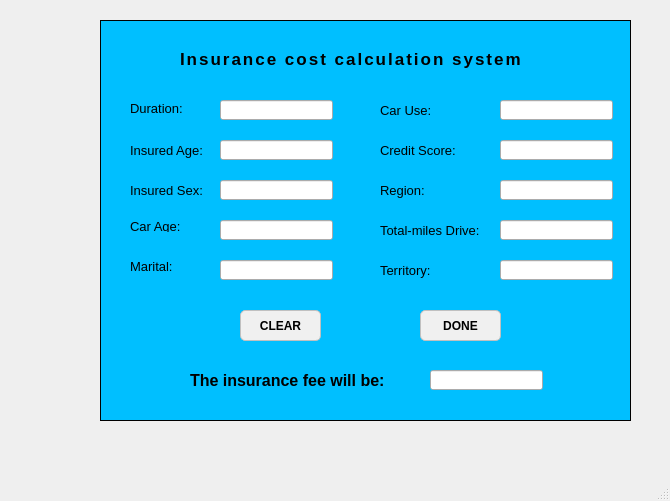
This is ui/System.ui in Walkerbat/tabnet-develop as Qt 5 draws it before an edit. The edited form follows.
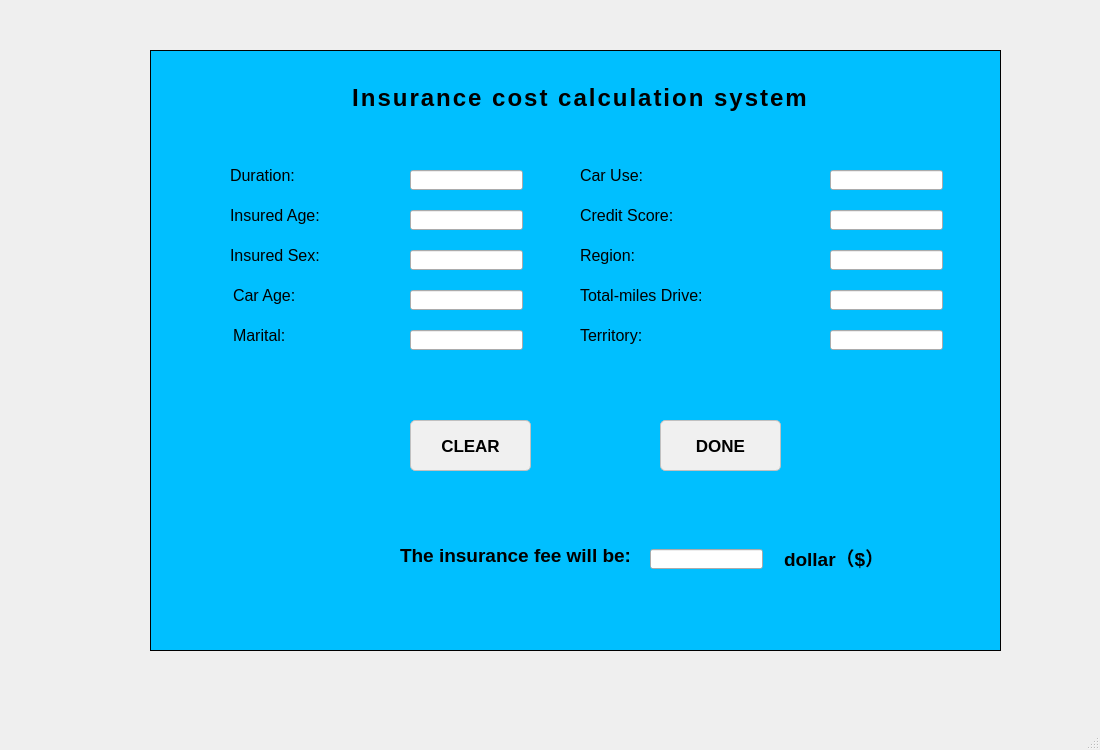
This is the edited form.

```diff
--- a/ui/System.ui
+++ b/ui/System.ui
@@ -6,8 +6,8 @@
    <rect>
     <x>0</x>
     <y>0</y>
-    <width>670</width>
-    <height>501</height>
+    <width>1100</width>
+    <height>750</height>
    </rect>
   </property>
   <property name="windowTitle">
@@ -15,25 +15,36 @@
   </property>
   <widget class="QWidget" name="centralwidget">
    <widget class="QGroupBox" name="Container">
+    <property name="enabled">
+     <bool>true</bool>
+    </property>
     <property name="geometry">
      <rect>
-      <x>100</x>
-      <y>20</y>
-      <width>531</width>
-      <height>401</height>
+      <x>150</x>
+      <y>50</y>
+      <width>851</width>
+      <height>601</height>
      </rect>
     </property>
     <property name="styleSheet">
      <string notr="true">QGroupBox {
     border: 1px solid black;
 	background-color: #00BFFF;
+    width:100px;
+    height:200px;
 }</string>
     </property>
+    <property name="flat">
+     <bool>false</bool>
+    </property>
+    <property name="checkable">
+     <bool>false</bool>
+    </property>
     <widget class="QLineEdit" name="duration_edit">
      <property name="geometry">
       <rect>
-       <x>120</x>
-       <y>80</y>
+       <x>260</x>
+       <y>120</y>
        <width>113</width>
        <height>20</height>
       </rect>
@@ -42,15 +53,15 @@
     <widget class="QLabel" name="duration">
      <property name="geometry">
       <rect>
-       <x>30</x>
-       <y>80</y>
-       <width>61</width>
-       <height>16</height>
+       <x>80</x>
+       <y>110</y>
+       <width>171</width>
+       <height>31</height>
       </rect>
      </property>
      <property name="font">
       <font>
-       <pointsize>10</pointsize>
+       <pointsize>12</pointsize>
       </font>
      </property>
      <property name="text">
@@ -60,15 +71,15 @@
     <widget class="QLabel" name="insured_age">
      <property name="geometry">
       <rect>
-       <x>30</x>
-       <y>120</y>
-       <width>81</width>
-       <height>20</height>
+       <x>80</x>
+       <y>150</y>
+       <width>171</width>
+       <height>31</height>
       </rect>
      </property>
      <property name="font">
       <font>
-       <pointsize>10</pointsize>
+       <pointsize>12</pointsize>
       </font>
      </property>
      <property name="text">
@@ -78,8 +89,8 @@
     <widget class="QLineEdit" name="insured_age_edit">
      <property name="geometry">
       <rect>
-       <x>120</x>
-       <y>120</y>
+       <x>260</x>
+       <y>160</y>
        <width>113</width>
        <height>20</height>
       </rect>
@@ -88,15 +99,15 @@
     <widget class="QLabel" name="insured_sex">
      <property name="geometry">
       <rect>
-       <x>30</x>
-       <y>160</y>
-       <width>81</width>
-       <height>20</height>
+       <x>80</x>
+       <y>190</y>
+       <width>171</width>
+       <height>31</height>
       </rect>
      </property>
      <property name="font">
       <font>
-       <pointsize>10</pointsize>
+       <pointsize>12</pointsize>
       </font>
      </property>
      <property name="text">
@@ -106,8 +117,8 @@
     <widget class="QLineEdit" name="insured_sex_edit">
      <property name="geometry">
       <rect>
-       <x>120</x>
-       <y>160</y>
+       <x>260</x>
+       <y>200</y>
        <width>113</width>
        <height>20</height>
       </rect>
@@ -116,15 +127,15 @@
     <widget class="QLabel" name="car_age">
      <property name="geometry">
       <rect>
-       <x>30</x>
-       <y>200</y>
-       <width>54</width>
-       <height>12</height>
+       <x>83</x>
+       <y>230</y>
+       <width>161</width>
+       <height>31</height>
       </rect>
      </property>
      <property name="font">
       <font>
-       <pointsize>10</pointsize>
+       <pointsize>12</pointsize>
       </font>
      </property>
      <property name="text">
@@ -134,8 +145,8 @@
     <widget class="QLineEdit" name="car_age_edit">
      <property name="geometry">
       <rect>
-       <x>120</x>
-       <y>200</y>
+       <x>260</x>
+       <y>240</y>
        <width>113</width>
        <height>20</height>
       </rect>
@@ -144,15 +155,15 @@
     <widget class="QLabel" name="marital">
      <property name="geometry">
       <rect>
-       <x>30</x>
-       <y>240</y>
-       <width>54</width>
-       <height>12</height>
+       <x>83</x>
+       <y>270</y>
+       <width>161</width>
+       <height>31</height>
       </rect>
      </property>
      <property name="font">
       <font>
-       <pointsize>10</pointsize>
+       <pointsize>12</pointsize>
       </font>
      </property>
      <property name="text">
@@ -162,8 +173,8 @@
     <widget class="QLineEdit" name="marital_edit">
      <property name="geometry">
       <rect>
-       <x>120</x>
-       <y>240</y>
+       <x>260</x>
+       <y>280</y>
        <width>113</width>
        <height>20</height>
       </rect>
@@ -172,8 +183,8 @@
     <widget class="QLineEdit" name="car_use_edit">
      <property name="geometry">
       <rect>
-       <x>400</x>
-       <y>80</y>
+       <x>680</x>
+       <y>120</y>
        <width>113</width>
        <height>20</height>
       </rect>
@@ -185,15 +196,15 @@
     <widget class="QLabel" name="car_use">
      <property name="geometry">
       <rect>
-       <x>280</x>
-       <y>80</y>
-       <width>54</width>
-       <height>21</height>
+       <x>430</x>
+       <y>110</y>
+       <width>241</width>
+       <height>31</height>
       </rect>
      </property>
      <property name="font">
       <font>
-       <pointsize>10</pointsize>
+       <pointsize>12</pointsize>
       </font>
      </property>
      <property name="text">
@@ -203,8 +214,8 @@
     <widget class="QLineEdit" name="credit_score_edit">
      <property name="geometry">
       <rect>
-       <x>400</x>
-       <y>120</y>
+       <x>680</x>
+       <y>160</y>
        <width>113</width>
        <height>20</height>
       </rect>
@@ -213,15 +224,15 @@
     <widget class="QLabel" name="credit_score">
      <property name="geometry">
       <rect>
-       <x>280</x>
-       <y>120</y>
-       <width>91</width>
-       <height>20</height>
+       <x>430</x>
+       <y>150</y>
+       <width>231</width>
+       <height>31</height>
       </rect>
      </property>
      <property name="font">
       <font>
-       <pointsize>10</pointsize>
+       <pointsize>12</pointsize>
       </font>
      </property>
      <property name="text">
@@ -231,8 +242,8 @@
     <widget class="QLineEdit" name="region_edit">
      <property name="geometry">
       <rect>
-       <x>400</x>
-       <y>160</y>
+       <x>680</x>
+       <y>200</y>
        <width>113</width>
        <height>20</height>
       </rect>
@@ -241,15 +252,15 @@
     <widget class="QLabel" name="region">
      <property name="geometry">
       <rect>
-       <x>280</x>
-       <y>160</y>
-       <width>81</width>
-       <height>20</height>
+       <x>430</x>
+       <y>190</y>
+       <width>271</width>
+       <height>31</height>
       </rect>
      </property>
      <property name="font">
       <font>
-       <pointsize>10</pointsize>
+       <pointsize>12</pointsize>
       </font>
      </property>
      <property name="text">
@@ -259,8 +270,8 @@
     <widget class="QLineEdit" name="total_miles_drive_edit">
      <property name="geometry">
       <rect>
-       <x>400</x>
-       <y>200</y>
+       <x>680</x>
+       <y>240</y>
        <width>113</width>
        <height>20</height>
       </rect>
@@ -269,15 +280,15 @@
     <widget class="QLabel" name="total_miles_drive">
      <property name="geometry">
       <rect>
-       <x>280</x>
-       <y>200</y>
-       <width>121</width>
-       <height>20</height>
+       <x>430</x>
+       <y>230</y>
+       <width>271</width>
+       <height>31</height>
       </rect>
      </property>
      <property name="font">
       <font>
-       <pointsize>10</pointsize>
+       <pointsize>12</pointsize>
       </font>
      </property>
      <property name="text">
@@ -287,8 +298,8 @@
     <widget class="QLineEdit" name="territory_edit">
      <property name="geometry">
       <rect>
-       <x>400</x>
-       <y>240</y>
+       <x>680</x>
+       <y>280</y>
        <width>113</width>
        <height>20</height>
       </rect>
@@ -297,15 +308,15 @@
     <widget class="QLabel" name="territory">
      <property name="geometry">
       <rect>
-       <x>280</x>
-       <y>240</y>
-       <width>71</width>
-       <height>20</height>
+       <x>430</x>
+       <y>270</y>
+       <width>221</width>
+       <height>31</height>
       </rect>
      </property>
      <property name="font">
       <font>
-       <pointsize>10</pointsize>
+       <pointsize>12</pointsize>
       </font>
      </property>
      <property name="text">
@@ -315,15 +326,15 @@
     <widget class="QLabel" name="insurance_fee">
      <property name="geometry">
       <rect>
-       <x>90</x>
-       <y>350</y>
-       <width>221</width>
-       <height>20</height>
+       <x>-40</x>
+       <y>490</y>
+       <width>521</width>
+       <height>31</height>
       </rect>
      </property>
      <property name="font">
       <font>
-       <pointsize>12</pointsize>
+       <pointsize>14</pointsize>
        <weight>75</weight>
        <bold>true</bold>
       </font>
@@ -334,12 +345,15 @@
      <property name="text">
       <string>The insurance fee will be:</string>
      </property>
+     <property name="alignment">
+      <set>Qt::AlignRight|Qt::AlignTrailing|Qt::AlignVCenter</set>
+     </property>
     </widget>
     <widget class="QLineEdit" name="insurance_fee_edit">
      <property name="geometry">
       <rect>
-       <x>330</x>
-       <y>350</y>
+       <x>500</x>
+       <y>499</y>
        <width>113</width>
        <height>20</height>
       </rect>
@@ -351,12 +365,19 @@
     <widget class="QPushButton" name="done">
      <property name="geometry">
       <rect>
-       <x>320</x>
-       <y>290</y>
-       <width>81</width>
-       <height>31</height>
+       <x>510</x>
+       <y>370</y>
+       <width>121</width>
+       <height>51</height>
       </rect>
      </property>
+     <property name="font">
+      <font>
+       <pointsize>13</pointsize>
+       <weight>75</weight>
+       <bold>true</bold>
+      </font>
+     </property>
      <property name="styleSheet">
       <string notr="true">
 QPushButton {
@@ -384,12 +405,19 @@
     <widget class="QPushButton" name="clear">
      <property name="geometry">
       <rect>
-       <x>140</x>
-       <y>290</y>
-       <width>81</width>
-       <height>31</height>
+       <x>260</x>
+       <y>370</y>
+       <width>121</width>
+       <height>51</height>
       </rect>
      </property>
+     <property name="font">
+      <font>
+       <pointsize>13</pointsize>
+       <weight>75</weight>
+       <bold>true</bold>
+      </font>
+     </property>
      <property name="styleSheet">
       <string notr="true">
 QPushButton {
@@ -417,16 +445,16 @@
     <widget class="QLabel" name="title">
      <property name="geometry">
       <rect>
-       <x>80</x>
-       <y>13</y>
-       <width>391</width>
-       <height>51</height>
+       <x>100</x>
+       <y>10</y>
+       <width>661</width>
+       <height>75</height>
       </rect>
      </property>
      <property name="font">
       <font>
        <family>Arial</family>
-       <pointsize>13</pointsize>
+       <pointsize>18</pointsize>
        <weight>75</weight>
        <italic>false</italic>
        <bold>true</bold>
@@ -439,6 +467,9 @@
      <property name="text">
       <string>Insurance cost calculation system</string>
      </property>
+     <property name="alignment">
+      <set>Qt::AlignCenter</set>
+     </property>
      <property name="wordWrap">
       <bool>false</bool>
      </property>
@@ -446,6 +477,29 @@
       <number>14</number>
      </property>
     </widget>
+    <widget class="QLabel" name="label">
+     <property name="geometry">
+      <rect>
+       <x>634</x>
+       <y>487</y>
+       <width>191</width>
+       <height>41</height>
+      </rect>
+     </property>
+     <property name="font">
+      <font>
+       <pointsize>14</pointsize>
+       <weight>75</weight>
+       <bold>true</bold>
+      </font>
+     </property>
+     <property name="styleSheet">
+      <string notr="true">font-weight: bold;</string>
+     </property>
+     <property name="text">
+      <string>dollar（$）</string>
+     </property>
+    </widget>
     <zorder>duration_edit</zorder>
     <zorder>duration</zorder>
     <zorder>insured_age</zorder>
```
Left out of the diff: 3 changed lines with no effect on the pictures.
